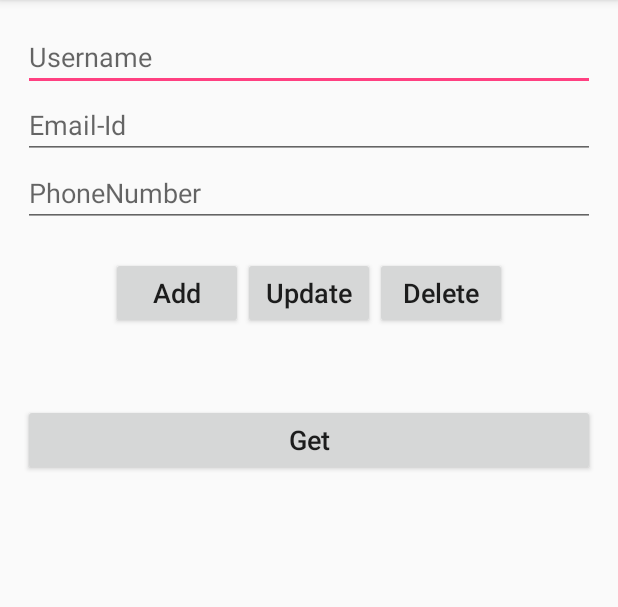
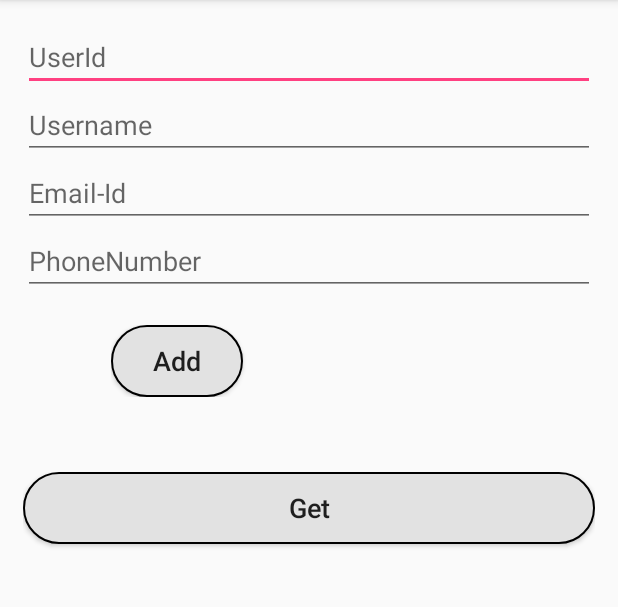
Before and after one commit to MahipalMalviya/RealmDatabaseExample, an Android app: the screen it shows after launch (MainActivity), on a phone screen of 412 x 824 dp, the part 84-691 px from its top. Run offline under Robolectric (Android 15) with nearby library versions, the phone set to English and light mode, and no system bars; libraries missing offline, so code that uses them is left out: io.realm; 3 statements that could not run were skipped.

Commit message:
1. CRUD operations are completed.

```diff
--- a/app/build.gradle
+++ b/app/build.gradle
@@ -1,8 +1,9 @@
 apply plugin: 'com.android.application'
 
 apply plugin: 'kotlin-android'
-
+apply plugin: 'kotlin-kapt'
 apply plugin: 'kotlin-android-extensions'
+apply plugin: 'realm-android'
 
 android {
     compileSdkVersion 26
@@ -24,10 +25,9 @@ android {
 
 dependencies {
     implementation fileTree(dir: 'libs', include: ['*.jar'])
-    implementation"org.jetbrains.kotlin:kotlin-stdlib-jre7:$kotlin_version"
+    implementation"org.jetbrains.kotlin:kotlin-stdlib-jdk7:$kotlin_version"
     implementation 'com.android.support:appcompat-v7:26.1.0'
     implementation 'com.android.support.constraint:constraint-layout:1.1.0'
-    implementation 'io.realm:realm-android:0.87.4'
     testImplementation 'junit:junit:4.12'
     androidTestImplementation 'com.android.support.test:runner:1.0.1'
     androidTestImplementation 'com.android.support.test.espresso:espresso-core:3.0.1'
--- a/app/src/main/java/com/example/realmdatabaseexample/MyApplication.kt
+++ b/app/src/main/java/com/example/realmdatabaseexample/MyApplication.kt
@@ -9,9 +9,10 @@ class MyApplication: Application() {
     override fun onCreate() {
         super.onCreate()
 
-            val realmConfig = RealmConfiguration.Builder(this)
+            Realm.init(this)
+            val realmConfig = RealmConfiguration.Builder()
                     .name(Realm.DEFAULT_REALM_NAME)
-                    .schemaVersion(0)
+                    .schemaVersion(1)
                     .deleteRealmIfMigrationNeeded()
                     .build()
             Realm.setDefaultConfiguration(realmConfig)
--- a/app/src/main/java/com/example/realmdatabaseexample/User.java
+++ b/app/src/main/java/com/example/realmdatabaseexample/User.java
@@ -4,6 +4,7 @@ import io.realm.RealmObject;
 import io.realm.annotations.PrimaryKey;
 
 public class User extends RealmObject {
+
 
     @PrimaryKey
     private int userId;
--- /dev/null
+++ b/app/src/main/res/drawable/round_shape_button.xml
@@ -0,0 +1,9 @@
+<?xml version="1.0" encoding="utf-8"?>
+<shape xmlns:android="http://schemas.android.com/apk/res/android"
+    android:shape="rectangle">
+
+    <corners android:radius="50dp"/>
+    <stroke android:width="1dp"
+        android:color="@android:color/black"/>
+    <solid android:color="#e2e2e2"/>
+</shape>
--- a/app/src/main/res/layout/activity_main.xml
+++ b/app/src/main/res/layout/activity_main.xml
@@ -1,35 +1,44 @@
 <?xml version="1.0" encoding="utf-8"?>
-<RelativeLayout xmlns:android="http://schemas.android.com/apk/res/android"
-    xmlns:app="http://schemas.android.com/apk/res-auto"
+
+<LinearLayout xmlns:android="http://schemas.android.com/apk/res/android"
     xmlns:tools="http://schemas.android.com/tools"
+    android:id="@+id/ll_userDetails"
     android:layout_width="match_parent"
     android:layout_height="match_parent"
-    tools:context=".MainActivity">
+    android:layout_margin="15dp"
+    android:orientation="vertical">
 
-    <LinearLayout
-        android:id="@+id/ll_userDetails"
+    <android.support.v7.widget.AppCompatEditText
+        android:id="@+id/et_id"
         android:layout_width="match_parent"
         android:layout_height="wrap_content"
-        android:layout_margin="15dp"
-        android:orientation="vertical">
+        android:hint="@string/user_id"
+        android:inputType="number"
+        android:maxLength="2" />
 
     <android.support.v7.widget.AppCompatEditText
         android:id="@+id/et_name"
         android:layout_width="match_parent"
         android:layout_height="wrap_content"
-            android:hint="@string/name" />
+        android:hint="@string/name"
+        android:inputType="textPersonName"
+        android:maxLength="50" />
 
     <android.support.v7.widget.AppCompatEditText
         android:id="@+id/et_emailId"
         android:layout_width="match_parent"
         android:layout_height="wrap_content"
-            android:hint="@string/email_id" />
+        android:hint="@string/email_id"
+        android:inputType="textEmailAddress"
+        android:maxLength="50" />
 
     <android.support.v7.widget.AppCompatEditText
         android:id="@+id/et_contactNo"
         android:layout_width="match_parent"
         android:layout_height="wrap_content"
-            android:hint="@string/contact_no" />
+        android:hint="@string/contact_no"
+        android:inputType="phone"
+        android:maxLength="10" />
 
     <LinearLayout
         android:layout_width="wrap_content"
@@ -44,6 +53,8 @@
             android:layout_width="0dp"
             android:layout_height="wrap_content"
             android:layout_weight="25"
+            android:background="@drawable/round_shape_button"
+            android:shadowColor="@android:color/holo_blue_dark"
             android:text="@string/add"
             android:textAllCaps="false"
             android:textSize="@dimen/textSizeBig" />
@@ -53,18 +64,24 @@
             android:layout_width="0dp"
             android:layout_height="wrap_content"
             android:layout_weight="25"
+            android:background="@drawable/round_shape_button"
+            android:shadowColor="@android:color/holo_blue_dark"
             android:text="@string/update"
             android:textAllCaps="false"
-                android:textSize="@dimen/textSizeBig" />
+            android:textSize="@dimen/textSizeBig"
+            android:visibility="invisible" />
 
         <android.support.v7.widget.AppCompatButton
             android:id="@+id/btn_delete"
             android:layout_width="0dp"
             android:layout_height="wrap_content"
             android:layout_weight="25"
+            android:background="@drawable/round_shape_button"
+            android:shadowColor="@android:color/holo_blue_dark"
             android:text="@string/delete"
             android:textAllCaps="false"
-                android:textSize="@dimen/textSizeBig" />
+            android:textSize="@dimen/textSizeBig"
+            android:visibility="invisible" />
     </LinearLayout>
 
     <LinearLayout
@@ -77,9 +94,11 @@
             android:id="@+id/btn_read"
             android:layout_width="match_parent"
             android:layout_height="wrap_content"
+            android:layout_marginBottom="20dp"
+            android:background="@drawable/round_shape_button"
+            android:shadowColor="@android:color/holo_blue_dark"
             android:text="@string/read"
             android:textAllCaps="false"
-                android:layout_marginBottom="20dp"
             android:textSize="@dimen/textSizeBig" />
 
         <TextView
@@ -104,4 +123,3 @@
             tools:text="@string/name" />
     </LinearLayout>
 </LinearLayout>
-</RelativeLayout>
--- a/app/src/main/res/values/strings.xml
+++ b/app/src/main/res/values/strings.xml
@@ -1,6 +1,7 @@
 <resources>
     <string name="app_name">RealmDatabaseExample</string>
 
+    <string name="user_id">UserId</string>
     <string name="name">Username</string>
     <string name="email_id">Email-Id</string>
     <string name="contact_no">PhoneNumber</string>
@@ -9,4 +10,13 @@
     <string name="update">Update</string>
     <string name="delete">Delete</string>
     <string name="read">Get</string>
+
+    <string name="data_saved_successfully">Data saved Successfully</string>
+    <string name="data_updated_successfully">Data updated Successfully</string>
+    <string name="data_deleted">Data deleted</string>
+
+    <string name="enter_user_name">please enter username</string>
+    <string name="enter_email_id">please enter email-id</string>
+    <string name="enter_contact_no">please enter phone number</string>
+    <string name="enter_user_id">please enter userId</string>
 </resources>
--- a/build.gradle
+++ b/build.gradle
@@ -7,6 +7,7 @@ buildscript {
         jcenter()
     }
     dependencies {
+        classpath "io.realm:realm-gradle-plugin:5.1.0"
         classpath 'com.android.tools.build:gradle:3.1.1'
         classpath "org.jetbrains.kotlin:kotlin-gradle-plugin:$kotlin_version"
 
```
Also changed, not shown: app/src/main/java/com/example/realmdatabaseexample/MainActivity.kt (+130 -1 lines), app/src/main/java/com/example/realmdatabaseexample/UserDataStoreUtility.kt (+53 -1 lines). Lines whose indentation alone changed are shown as unchanged.
